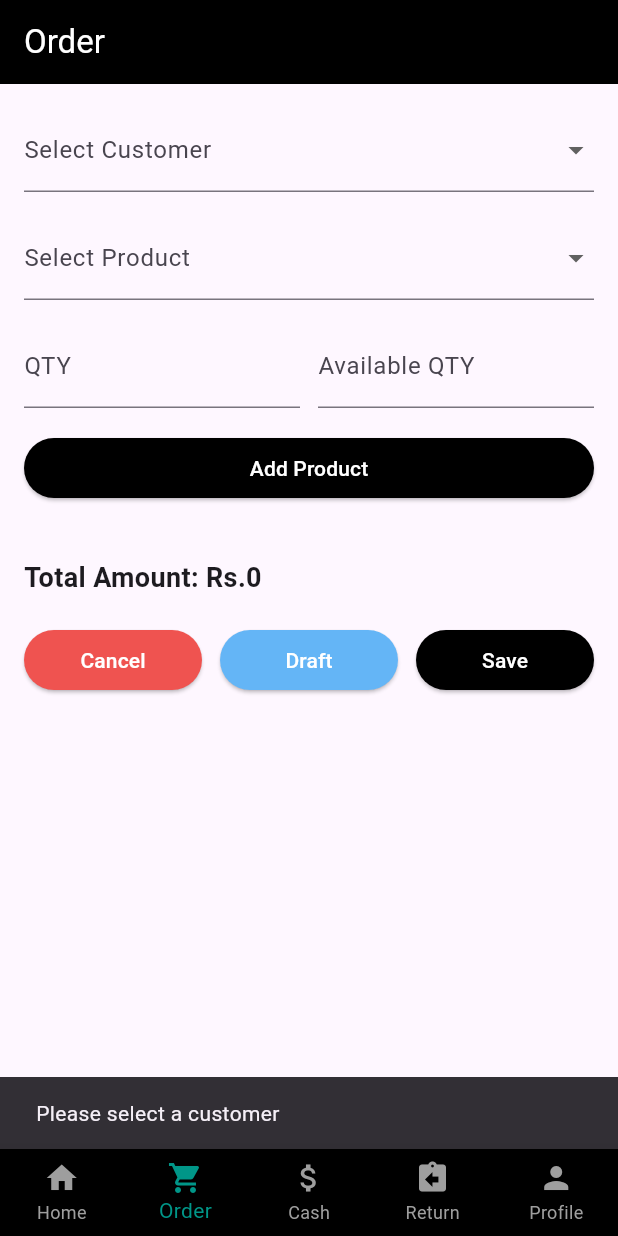
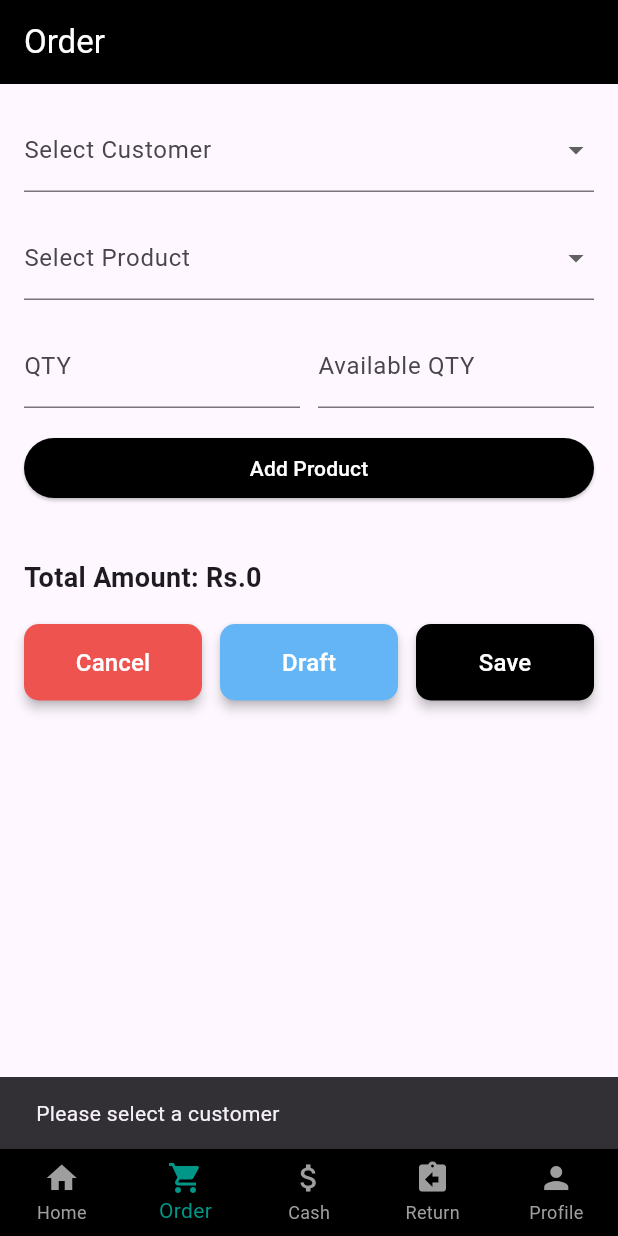
Before and after one commit to mzayem/Order-Taking-App, a Flutter app: the HomeScreen screen opened directly, item 2 of the bottom bar chosen, after a tap on "Save", on a phone screen of 412 x 824 dp. Run offline on Flutter 3.47's test engine with Material 3 defaults, Android fonts, the phone set to English and light mode, and no system bars; our stand-ins replace shared_preferences; accounts and stored records are empty.

Commit message:
some changings

```diff
--- a/lib/home_screen.dart
+++ b/lib/home_screen.dart
@@ -23,7 +23,7 @@ class _HomeScreenState extends State<HomeScreen> {
   }
 
   final List<Widget> _screens = [
-    const OverviewScreen(), // ✅ this is your existing home logic
+    const OverviewScreen(),
     const OrderScreen(),
     const CashScreen(),
     const ReturnScreen(),
@@ -69,7 +69,6 @@ class OverviewScreen extends StatefulWidget {
 class _OverviewScreenState extends State<OverviewScreen> {
   String selectedFilter = "All";
 
-  // simple date formatter: 19 Jul
   String _formatDate(DateTime dt) {
     final months = [
       "Jan",
@@ -108,7 +107,7 @@ class _OverviewScreenState extends State<OverviewScreen> {
       backgroundColor: Colors.grey[100],
       appBar: AppBar(
         title: const Text("Overview"),
-        backgroundColor: Colors.white,
+        backgroundColor: Colors.black,
         elevation: 0,
         foregroundColor: Colors.black,
       ),
@@ -321,17 +320,17 @@ class _OverviewScreenState extends State<OverviewScreen> {
                     // type chip(s)
                     Row(
                       children: [
-                        Container(
-                          padding: const EdgeInsets.symmetric(
-                              horizontal: 8, vertical: 4),
-                          decoration: BoxDecoration(
-                            color: Colors.black,
-                            borderRadius: BorderRadius.circular(6),
-                          ),
-                          child: const Text("Type",
-                              style:
-                                  TextStyle(color: Colors.white, fontSize: 12)),
-                        ),
+                        // Container(
+                        //   padding: const EdgeInsets.symmetric(
+                        //       horizontal: 8, vertical: 4),
+                        //   decoration: BoxDecoration(
+                        //     color: Colors.black,
+                        //     borderRadius: BorderRadius.circular(6),
+                        //   ),
+                        //   child: const Text("Type",
+                        //       style:
+                        //           TextStyle(color: Colors.white, fontSize: 12)),
+                        // ),
                         const SizedBox(width: 8),
                         Container(
                           padding: const EdgeInsets.symmetric(
--- a/lib/order_screen.dart
+++ b/lib/order_screen.dart
@@ -233,9 +233,14 @@ class _OrderScreenState extends State<OrderScreen> {
                   child: ElevatedButton(
                     onPressed: _cancelOrder,
                     style: ElevatedButton.styleFrom(
-                        backgroundColor: Colors.red[400]),
-                    child: const Text("Cancel",
-                        style: TextStyle(color: Colors.white)),
+                      backgroundColor: Colors.red[400],
+                      foregroundColor: Colors.white,
+                      padding: const EdgeInsets.symmetric(vertical: 14),
+                      elevation: 3,
+                      shape: RoundedRectangleBorder(
+                          borderRadius: BorderRadius.circular(10)),
+                    ),
+                    child: const Text("Cancel", style: TextStyle(fontSize: 16)),
                   ),
                 ),
                 const SizedBox(width: 12),
@@ -243,19 +248,29 @@ class _OrderScreenState extends State<OrderScreen> {
                   child: ElevatedButton(
                     onPressed: () => _saveOrderAs("Draft"),
                     style: ElevatedButton.styleFrom(
-                        backgroundColor: Colors.blue[300]),
-                    child: const Text("Draft",
-                        style: TextStyle(color: Colors.white)),
+                      backgroundColor: Colors.blue[300],
+                      foregroundColor: Colors.white,
+                      padding: const EdgeInsets.symmetric(vertical: 14),
+                      elevation: 3,
+                      shape: RoundedRectangleBorder(
+                          borderRadius: BorderRadius.circular(10)),
+                    ),
+                    child: const Text("Draft", style: TextStyle(fontSize: 16)),
                   ),
                 ),
                 const SizedBox(width: 12),
                 Expanded(
                   child: ElevatedButton(
                     onPressed: () => _saveOrderAs("Order"),
-                    style:
-                        ElevatedButton.styleFrom(backgroundColor: Colors.black),
-                    child: const Text("Save",
-                        style: TextStyle(color: Colors.white)),
+                    style: ElevatedButton.styleFrom(
+                      backgroundColor: Colors.black,
+                      foregroundColor: Colors.white,
+                      padding: const EdgeInsets.symmetric(vertical: 14),
+                      elevation: 3,
+                      shape: RoundedRectangleBorder(
+                          borderRadius: BorderRadius.circular(10)),
+                    ),
+                    child: const Text("Save", style: TextStyle(fontSize: 16)),
                   ),
                 ),
               ],
```
